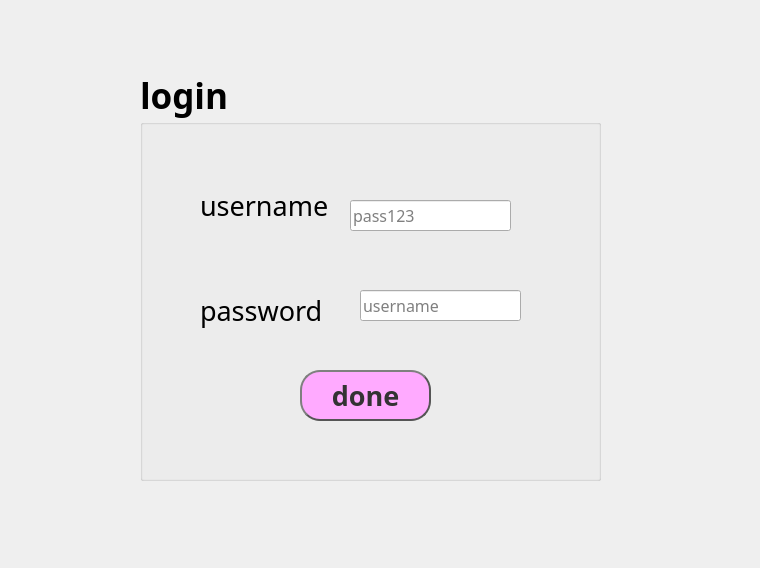
romina-kh/project2_rm, file login.ui: the form before one commit.
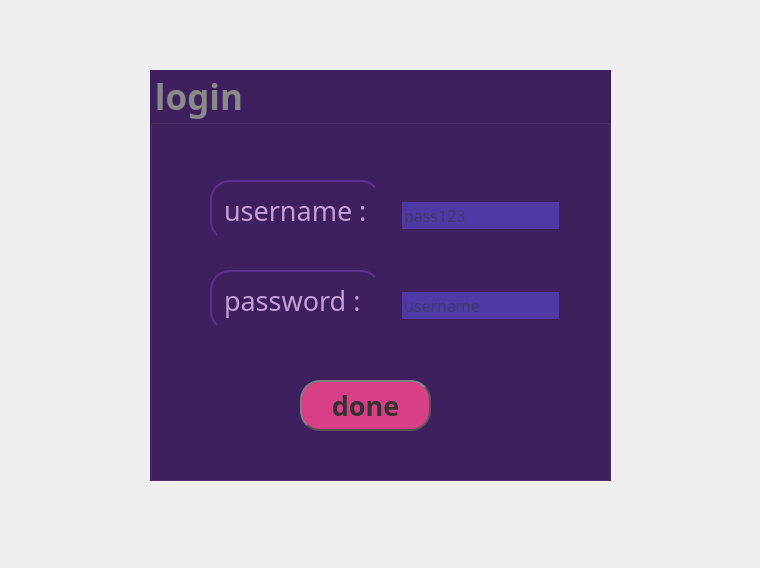
The form after the commit.

```diff
--- a/login.ui
+++ b/login.ui
@@ -16,7 +16,7 @@
   <widget class="QGroupBox" name="box_login">
    <property name="geometry">
     <rect>
-     <x>140</x>
+     <x>150</x>
      <y>70</y>
      <width>461</width>
      <height>411</height>
@@ -30,6 +30,10 @@
      <bold>true</bold>
     </font>
    </property>
+   <property name="styleSheet">
+    <string notr="true">background-color: rgb(63, 32, 95);
+color:#8a8a8a ;</string>
+   </property>
    <property name="title">
     <string>login</string>
    </property>
@@ -38,8 +42,8 @@
      <rect>
       <x>60</x>
       <y>110</y>
-      <width>141</width>
-      <height>51</height>
+      <width>171</width>
+      <height>61</height>
      </rect>
     </property>
     <property name="font">
@@ -50,14 +54,28 @@
       <bold>false</bold>
      </font>
     </property>
+    <property name="styleSheet">
+     <string notr="true">QLabel {
+color: #333;
+border: 2px solid rgb(63, 32, 95 #764dad);
+border-radius: 20px;
+border-style: outset;
+background: rgb(63, 32, 95 #2A1b3D);
+padding: 5px;
+}
+
+QLabel:hover {
+background:  rgb(63, 32, 95 #2A1b3D);
+}</string>
+    </property>
     <property name="text">
-     <string>username</string>
+     <string>&lt;html&gt;&lt;head/&gt;&lt;body&gt;&lt;p&gt;&lt;span style=&quot; color:#c49ed5;&quot;&gt;username :&lt;/span&gt;&lt;/p&gt;&lt;/body&gt;&lt;/html&gt;</string>
     </property>
    </widget>
    <widget class="QLineEdit" name="ln_username_l">
     <property name="geometry">
      <rect>
-      <x>210</x>
+      <x>250</x>
       <y>130</y>
       <width>161</width>
       <height>31</height>
@@ -71,6 +89,17 @@
       <bold>false</bold>
      </font>
     </property>
+    <property name="styleSheet">
+     <string notr="true">QLineEdit {
+color:#333 ;
+border: 2px solid rgb(63, 32, 95);
+background: #4f3aa5;
+}
+
+QLineEdit:hover {
+background:#999cbd;
+}</string>
+    </property>
     <property name="placeholderText">
      <string>pass123</string>
     </property>
@@ -79,8 +108,8 @@
     <property name="geometry">
      <rect>
       <x>60</x>
-      <y>210</y>
-      <width>131</width>
+      <y>200</y>
+      <width>171</width>
       <height>61</height>
      </rect>
     </property>
@@ -92,14 +121,28 @@
       <bold>false</bold>
      </font>
     </property>
+    <property name="styleSheet">
+     <string notr="true">QLabel {
+color: #333;
+border: 2px solid rgb(63, 32, 95 #764dad);
+border-radius: 20px;
+border-style: outset;
+background: rgb(63, 32, 95 #2A1b3D);
+padding: 5px;
+}
+
+QLabel:hover {
+background:  rgb(63, 32, 95 #2A1b3D);
+}</string>
+    </property>
     <property name="text">
-     <string>password</string>
+     <string>&lt;html&gt;&lt;head/&gt;&lt;body&gt;&lt;p&gt;&lt;span style=&quot; color:#c49ed5;&quot;&gt;password :&lt;/span&gt;&lt;/p&gt;&lt;/body&gt;&lt;/html&gt;</string>
     </property>
    </widget>
    <widget class="QLineEdit" name="ln_pass_l">
     <property name="geometry">
      <rect>
-      <x>220</x>
+      <x>250</x>
       <y>220</y>
       <width>161</width>
       <height>31</height>
@@ -113,6 +156,17 @@
       <bold>false</bold>
      </font>
     </property>
+    <property name="styleSheet">
+     <string notr="true">QLineEdit {
+color:#333 ;
+border: 2px solid rgb(63, 32, 95);
+background: #4f3aa5;
+}
+
+QLineEdit:hover {
+background:#999cbd;
+}</string>
+    </property>
     <property name="placeholderText">
      <string>username</string>
     </property>
@@ -120,8 +174,8 @@
    <widget class="QPushButton" name="btn_done_login">
     <property name="geometry">
      <rect>
-      <x>160</x>
-      <y>300</y>
+      <x>150</x>
+      <y>310</y>
       <width>131</width>
       <height>51</height>
      </rect>
@@ -140,13 +194,14 @@
 border: 2px solid #555;
 border-radius: 20px;
 border-style: outset;
-background: rgb(255, 170, 255);
+background:  #d83F87;
 padding: 5px;
 }
 
 QPushButton:hover {
-background: rgb(170, 255, 0);
-}</string>
+background:  rgb(255, 170, 255 #8a8a8a);
+}
+</string>
     </property>
     <property name="text">
      <string>done</string>
```
